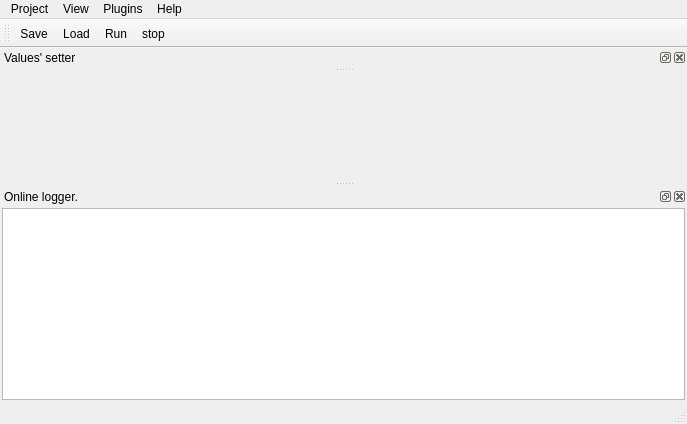
This is src/rio/view.ui in rasmadeus/Rissile as Qt 5 draws it before an edit. The edited form follows.
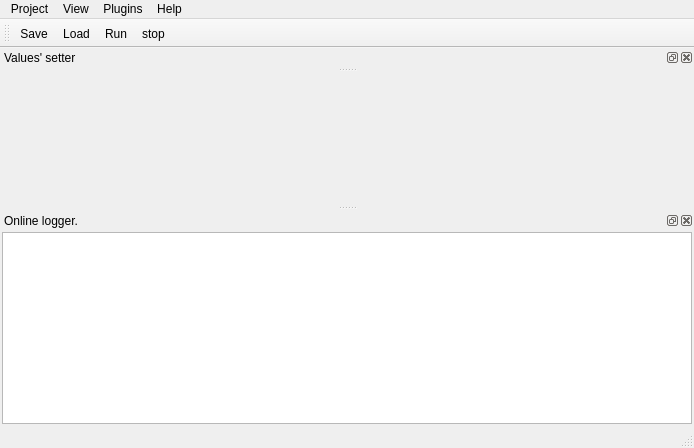
This is the edited form. Icons and pictures are not drawn.

```diff
--- a/src/rio/view.ui
+++ b/src/rio/view.ui
@@ -6,8 +6,8 @@
    <rect>
     <x>0</x>
     <y>0</y>
-    <width>687</width>
-    <height>424</height>
+    <width>694</width>
+    <height>448</height>
    </rect>
   </property>
   <property name="windowTitle">
@@ -109,7 +109,7 @@
     <rect>
      <x>0</x>
      <y>0</y>
-     <width>687</width>
+     <width>694</width>
      <height>21</height>
     </rect>
    </property>
```
Left out of the diff: 12 changed lines with no effect on the pictures.
